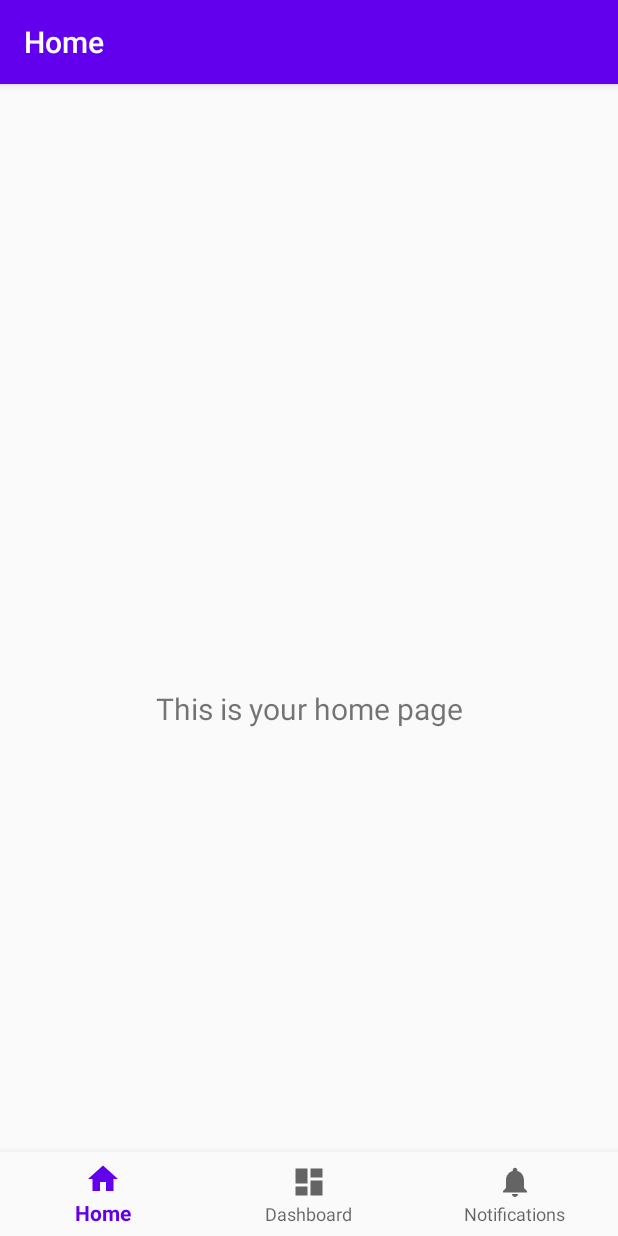
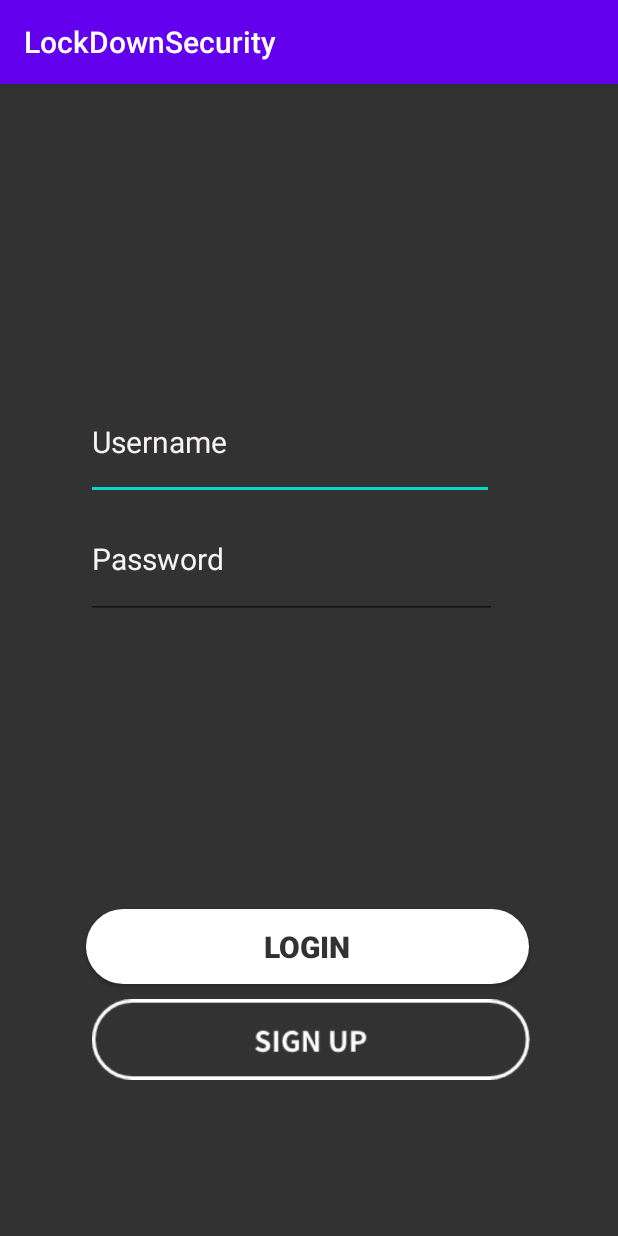
Before and after one commit to awi11/LockDownSecurity, an Android app: the screen it shows after launch (MainActivity before the commit, LogIn after it), on a phone screen of 412 x 824 dp. Run offline under Robolectric (Android 15) with nearby library versions, the phone set to English and light mode, and no system bars; our stand-ins replace navigation-ui.

Commit message:
added splash screen and login page

```diff
--- a/app/src/main/AndroidManifest.xml
+++ b/app/src/main/AndroidManifest.xml
@@ -9,6 +9,7 @@
         android:roundIcon="@mipmap/ic_launcher_round"
         android:supportsRtl="true"
         android:theme="@style/AppTheme">
+        <activity android:name=".LogIn"></activity>
         <activity
             android:name=".MainActivity"
             android:label="@string/app_name">
--- /dev/null
+++ b/app/src/main/java/com/ucsd/lds/LogIn.java
@@ -0,0 +1,14 @@
+package com.ucsd.lds;
+
+import androidx.appcompat.app.AppCompatActivity;
+
+import android.os.Bundle;
+
+public class LogIn extends AppCompatActivity {
+
+    @Override
+    protected void onCreate(Bundle savedInstanceState) {
+        super.onCreate(savedInstanceState);
+        setContentView(R.layout.activity_log_in);
+    }
+}
--- a/app/src/main/java/com/ucsd/lds/MainActivity.java
+++ b/app/src/main/java/com/ucsd/lds/MainActivity.java
@@ -1,6 +1,8 @@
 package com.ucsd.lds;
 
+import android.content.Intent;
 import android.os.Bundle;
+import android.os.Handler;
 
 import com.google.android.material.bottomnavigation.BottomNavigationView;
 
@@ -12,6 +14,8 @@ import androidx.navigation.ui.NavigationUI;
 
 public class MainActivity extends AppCompatActivity {
 
+    private static int SPLASH_SCREEN = 3000;
+
     @Override
     protected void onCreate(Bundle savedInstanceState) {
 
@@ -19,16 +23,28 @@ public class MainActivity extends AppCompatActivity {
 
         setContentView(R.layout.activity_main);
 
-        BottomNavigationView navView = findViewById(R.id.nav_view);
-        // Passing each menu ID as a set of Ids because each
-        // menu should be considered as top level destinations.
-        AppBarConfiguration appBarConfiguration = new AppBarConfiguration.Builder(
-                R.id.navigation_home, R.id.navigation_dashboard, R.id.navigation_notifications)
-                .build();
+        new Handler().postDelayed(new Runnable() {
+            @Override
+            public void run(){
+                Intent intent = new Intent(MainActivity.this,LogIn.class);
+                startActivity(intent);
+                finish();
+            }
+        },SPLASH_SCREEN);
 
-        NavController navController = Navigation.findNavController(this, R.id.nav_host_fragment);
-        NavigationUI.setupActionBarWithNavController(this, navController, appBarConfiguration);
-        NavigationUI.setupWithNavController(navView, navController);
+//        BottomNavigationView navView = findViewById(R.id.nav_view);
+//        // Passing each menu ID as a set of Ids because each
+//        // menu should be considered as top level destinations.
+//        AppBarConfiguration appBarConfiguration = new AppBarConfiguration.Builder(
+//                R.id.navigation_home, R.id.navigation_dashboard, R.id.navigation_notifications)
+//                .build();
+//
+//        NavController navController = Navigation.findNavController(this, R.id.nav_host_fragment);
+//        NavigationUI.setupActionBarWithNavController(this, navController, appBarConfiguration);
+//        NavigationUI.setupWithNavController(navView, navController);
+
+
+
     }
 
 }
--- /dev/null
+++ b/app/src/main/res/drawable/rounded2.xml
@@ -0,0 +1,9 @@
+<?xml version="1.0" encoding="utf-8"?>
+<shape xmlns:android="http://schemas.android.com/apk/res/android"
+    android:shape="rectangle">
+    <solid android:color="#5b39c6" />
+    <corners android:bottomRightRadius="30dp"
+        android:bottomLeftRadius="30dp"
+        android:topRightRadius="30dp"
+        android:topLeftRadius="30dp"/>
+</shape>
--- /dev/null
+++ b/app/src/main/res/drawable/roundedbutton.xml
@@ -0,0 +1,9 @@
+<?xml version="1.0" encoding="utf-8"?>
+<shape xmlns:android="http://schemas.android.com/apk/res/android"
+    android:shape="rectangle">
+    <solid android:color="#FFFFFF" />
+    <corners android:bottomRightRadius="30dp"
+        android:bottomLeftRadius="30dp"
+        android:topRightRadius="30dp"
+        android:topLeftRadius="30dp"/>
+</shape>
--- /dev/null
+++ b/app/src/main/res/layout/activity_log_in.xml
@@ -0,0 +1,73 @@
+<?xml version="1.0" encoding="utf-8"?>
+<androidx.constraintlayout.widget.ConstraintLayout xmlns:android="http://schemas.android.com/apk/res/android"
+    xmlns:app="http://schemas.android.com/apk/res-auto"
+    xmlns:tools="http://schemas.android.com/tools"
+    android:layout_width="match_parent"
+    android:layout_height="match_parent"
+    android:background="#323232"
+    tools:context=".LogIn">
+
+
+    <EditText
+        android:id="@+id/et_name"
+        android:layout_width="272dp"
+        android:layout_height="77dp"
+        android:ems="10"
+        android:hint="Username"
+        android:inputType="textPersonName"
+        android:textColor="#ECE4E4"
+        android:textColorHint="#F7F3F3"
+        android:textSize="20sp"
+        app:layout_constraintBottom_toBottomOf="parent"
+        app:layout_constraintEnd_toEndOf="parent"
+        app:layout_constraintHorizontal_bias="0.41"
+        app:layout_constraintStart_toStartOf="parent"
+        app:layout_constraintTop_toTopOf="parent"
+        app:layout_constraintVertical_bias="0.29" />
+
+    <EditText
+        android:id="@+id/et_password"
+        android:layout_width="274dp"
+        android:layout_height="79dp"
+        android:layout_marginBottom="184dp"
+        android:ems="10"
+        android:hint="Password"
+        android:inputType="textPassword"
+        android:textColor="#F8F1F1"
+        android:textColorHint="#F8F5F5"
+        android:textSize="20sp"
+        app:layout_constraintBottom_toBottomOf="parent"
+        app:layout_constraintEnd_toEndOf="parent"
+        app:layout_constraintHorizontal_bias="0.416"
+        app:layout_constraintStart_toStartOf="parent"
+        app:layout_constraintTop_toBottomOf="@+id/et_name"
+        app:layout_constraintVertical_bias="0.0" />
+
+    <ImageView
+        android:id="@+id/signup_butts"
+        android:layout_width="292dp"
+        android:layout_height="227dp"
+        android:src="@drawable/signupbutton"
+        app:layout_constraintBottom_toBottomOf="parent"
+        app:layout_constraintEnd_toEndOf="parent"
+        app:layout_constraintHorizontal_bias="0.512"
+        app:layout_constraintStart_toStartOf="parent"
+        app:layout_constraintTop_toTopOf="parent"
+        app:layout_constraintVertical_bias="0.968" />
+
+    <Button
+        android:id="@+id/but_login"
+        android:layout_width="295dp"
+        android:layout_height="50dp"
+        android:layout_marginBottom="168dp"
+        android:background="@drawable/roundedbutton"
+        android:text="Login"
+        android:textColor="#323232"
+        android:textSize="20dp"
+        android:textStyle="bold"
+        app:layout_constraintBottom_toBottomOf="parent"
+        app:layout_constraintEnd_toEndOf="parent"
+        app:layout_constraintHorizontal_bias="0.491"
+        app:layout_constraintStart_toStartOf="parent" />
+
+</androidx.constraintlayout.widget.ConstraintLayout>
--- a/app/src/main/res/layout/activity_main.xml
+++ b/app/src/main/res/layout/activity_main.xml
@@ -1,33 +1,45 @@
 <?xml version="1.0" encoding="utf-8"?>
 <androidx.constraintlayout.widget.ConstraintLayout xmlns:android="http://schemas.android.com/apk/res/android"
     xmlns:app="http://schemas.android.com/apk/res-auto"
+    xmlns:tools="http://schemas.android.com/tools"
     android:id="@+id/container"
     android:layout_width="match_parent"
     android:layout_height="match_parent"
+    android:background="#000000"
     android:paddingTop="?attr/actionBarSize">
 
-    <com.google.android.material.bottomnavigation.BottomNavigationView
-        android:id="@+id/nav_view"
-        android:layout_width="0dp"
-        android:layout_height="wrap_content"
-        android:layout_marginStart="0dp"
-        android:layout_marginEnd="0dp"
-        android:background="?android:attr/windowBackground"
+<!--    <com.google.android.material.bottomnavigation.BottomNavigationView-->
+<!--        android:id="@+id/nav_view"-->
+<!--        android:layout_width="0dp"-->
+<!--        android:layout_height="wrap_content"-->
+<!--        android:layout_marginStart="0dp"-->
+<!--        android:layout_marginEnd="0dp"-->
+<!--        android:background="?android:attr/windowBackground"-->
+<!--        app:layout_constraintBottom_toBottomOf="parent"-->
+<!--        app:layout_constraintLeft_toLeftOf="parent"-->
+<!--        app:layout_constraintRight_toRightOf="parent"-->
+<!--        app:menu="@menu/bottom_nav_menu" />-->
+
+<!--    <fragment-->
+<!--        android:id="@+id/nav_host_fragment"-->
+<!--        android:name="androidx.navigation.fragment.NavHostFragment"-->
+<!--        android:layout_width="match_parent"-->
+<!--        android:layout_height="match_parent"-->
+<!--        app:defaultNavHost="true"-->
+<!--        app:layout_constraintBottom_toTopOf="@id/nav_view"-->
+<!--        app:layout_constraintLeft_toLeftOf="parent"-->
+<!--        app:layout_constraintRight_toRightOf="parent"-->
+<!--        app:layout_constraintTop_toTopOf="parent"-->
+<!--        app:navGraph="@navigation/mobile_navigation" />-->
+
+    <ImageView
+        android:layout_width="561dp"
+        android:layout_height="699dp"
+        android:layout_gravity="center"
+        android:src="@drawable/splash"
         app:layout_constraintBottom_toBottomOf="parent"
-        app:layout_constraintLeft_toLeftOf="parent"
-        app:layout_constraintRight_toRightOf="parent"
-        app:menu="@menu/bottom_nav_menu" />
-
-    <fragment
-        android:id="@+id/nav_host_fragment"
-        android:name="androidx.navigation.fragment.NavHostFragment"
-        android:layout_width="match_parent"
-        android:layout_height="match_parent"
-        app:defaultNavHost="true"
-        app:layout_constraintBottom_toTopOf="@id/nav_view"
-        app:layout_constraintLeft_toLeftOf="parent"
-        app:layout_constraintRight_toRightOf="parent"
+        app:layout_constraintEnd_toEndOf="parent"
+        app:layout_constraintStart_toStartOf="parent"
         app:layout_constraintTop_toTopOf="parent"
-        app:navGraph="@navigation/mobile_navigation" />
-
+        app:layout_constraintVertical_bias="1.0" />
 </androidx.constraintlayout.widget.ConstraintLayout>
```
Also changed, not shown: app/src/main/res/drawable/signupbutton.png (added), app/src/main/res/drawable/splash.jpg (added).
